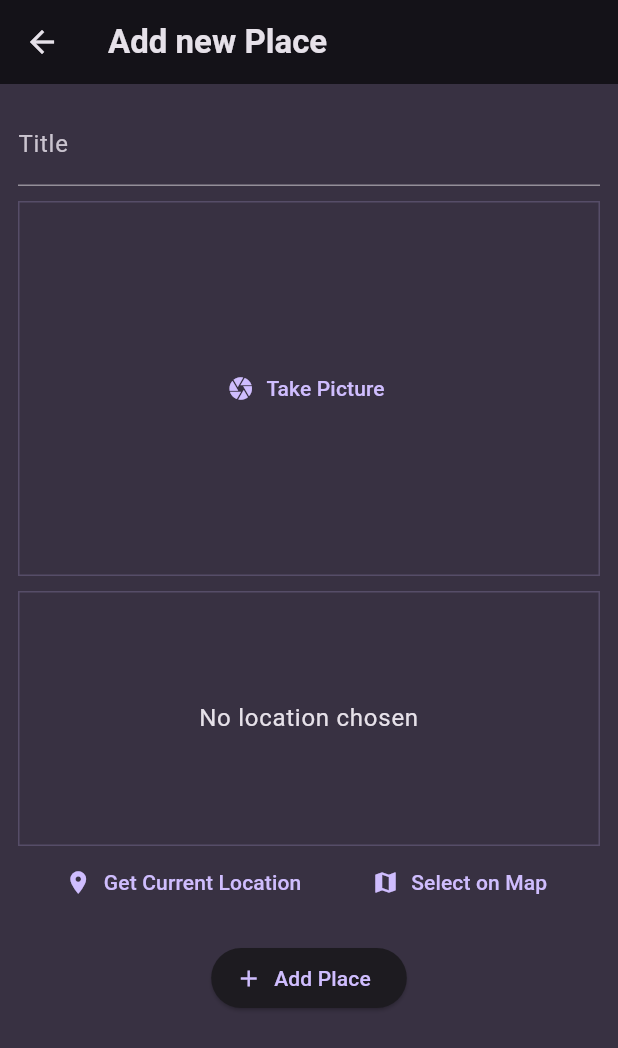
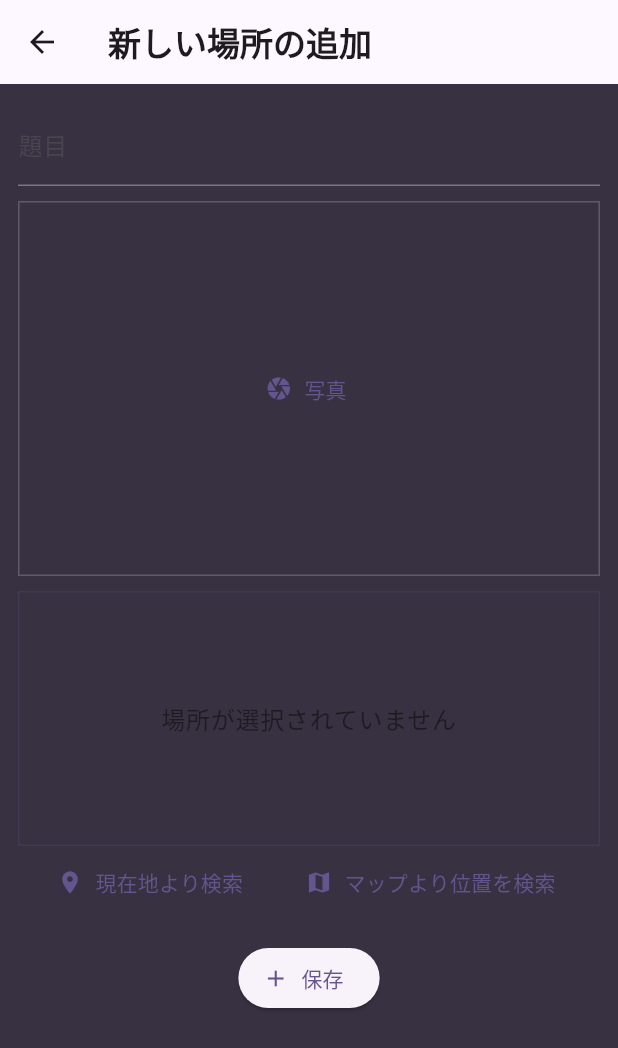
Before and after one commit to rensawamo/flutter-UI, a Flutter app: the screen it shows after launch, after a tap on the "add" icon, on a phone screen of 412 x 824 dp. Shown: the top 1048 px of the screen. Run offline on Flutter 3.47's test engine with Material 3 defaults, Android fonts, the phone set to English and light mode, and no system bars; our stand-ins replace flutter_riverpod, google_fonts, google_maps_flutter, image_picker, location, sqflite and 1 more; missing offline and left inert: dotenv; accounts and stored records are empty; network calls fail.

Commit message:
riverpodと実機完了

```diff
--- a/using_native/lib/main.dart
+++ b/using_native/lib/main.dart
@@ -5,7 +5,7 @@ import 'package:using_native/screens/places.dart';
 
 
 final colorScheme = ColorScheme.fromSeed(
-  brightness: Brightness.dark,
+  brightness: Brightness.light,
   seedColor: const Color.fromARGB(255, 102, 6, 247),
   background: const Color.fromARGB(255, 56, 49, 66),
 );
--- a/using_native/lib/providers/user_places.dart
+++ b/using_native/lib/providers/user_places.dart
@@ -8,6 +8,7 @@ import 'package:sqflite/sqlite_api.dart';
 
 import '../models/place.dart';
 
+// Futureは 非同期を表す
 Future<Database> _getDatabase() async {
   final dbPath = await sql.getDatabasesPath();
   final db = await sql.openDatabase(
@@ -21,11 +22,14 @@ Future<Database> _getDatabase() async {
   return db;
 }
 
+// riverpodで状態管理
+// viewModel関数と考えていいよね
 class UserPlacesNotifier extends StateNotifier<List<Place>> {
   UserPlacesNotifier() : super(const []);
 
   Future<void> loadPlaces() async {
     final db = await _getDatabase();
+    // 'CREATE TABLE user_places table名の指定
     final data = await db.query('user_places');
     final places = data
         .map(
@@ -41,7 +45,6 @@ class UserPlacesNotifier extends StateNotifier<List<Place>> {
           ),
         )
         .toList();
-
     state = places;
   }
 
@@ -62,7 +65,6 @@ class UserPlacesNotifier extends StateNotifier<List<Place>> {
       'lng': newPlace.location.longitude,
       'address': newPlace.location.address,
     });
-
     state = [newPlace, ...state];
   }
 }
--- a/using_native/lib/screens/add_place.dart
+++ b/using_native/lib/screens/add_place.dart
@@ -22,6 +22,7 @@ class _AddPlaceScreenState extends ConsumerState<AddPlaceScreen> {
   File? _selectedImage;
   PlaceLocation? _selectedLocation;
 
+  // 全入力で保存
   void _savePlace() {
     final enteredTitle = _titleController.text;
 
@@ -48,14 +49,14 @@ class _AddPlaceScreenState extends ConsumerState<AddPlaceScreen> {
   Widget build(BuildContext context) {
     return Scaffold(
       appBar: AppBar(
-        title: const Text('Add new Place'),
+        title: const Text('新しい場所の追加'),
       ),
       body: SingleChildScrollView(
         padding: const EdgeInsets.all(12),
         child: Column(
           children: [
             TextField(
-              decoration: const InputDecoration(labelText: 'Title'),
+              decoration: const InputDecoration(labelText: '題目'),
               controller: _titleController,
               style: TextStyle(
                 color: Theme.of(context).colorScheme.onBackground,
@@ -77,7 +78,7 @@ class _AddPlaceScreenState extends ConsumerState<AddPlaceScreen> {
             ElevatedButton.icon(
               onPressed: _savePlace,
               icon: const Icon(Icons.add),
-              label: const Text('Add Place'),
+              label: const Text('保存'),
             ),
           ],
         ),
--- a/using_native/lib/screens/place_detail.dart
+++ b/using_native/lib/screens/place_detail.dart
@@ -14,7 +14,7 @@ class PlaceDetailScreen extends StatelessWidget {
     var geoApi = env["GEO_API"];
     final lat = place.location.latitude;
     final lng = place.location.longitude;
-    return 'https://maps.googleapis.com/maps/api/staticmap?center=$lat,$lng=&zoom=16&size=600x300&maptype=roadmap&markers=color:red%7Clabel:A%7C$lat,$lng&key=AIzaSyCnYKEG6oQv92mh8hidCjnsIZZL9_mhIow';
+    return 'https://maps.googleapis.com/maps/api/staticmap?center=$lat,$lng=&zoom=16&size=600x300&maptype=roadmap&markers=color:red%7Clabel:A%7C$lat,$lng&key=$geoApi';
   }
 
   @override
@@ -31,7 +31,7 @@ class PlaceDetailScreen extends StatelessWidget {
             width: double.infinity,
             height: double.infinity,
           ),
-          Positioned(
+          Positioned( // zstack的な  offset的な 位置指定が可能
             bottom: 0,
             left: 0,
             right: 0,
@@ -49,7 +49,7 @@ class PlaceDetailScreen extends StatelessWidget {
                     );
                   },
                   child: CircleAvatar(
-                    radius: 70,
+                    radius: 70, // 地図を画像として表示できる 非同期写真は  NetworkImageで表示
                     backgroundImage: NetworkImage(locationImage),
                   ),
                 ),
--- a/using_native/lib/screens/places.dart
+++ b/using_native/lib/screens/places.dart
@@ -18,18 +18,18 @@ class _PlacesScreenState extends ConsumerState<PlacesScreen> {
   late Future<void> _placesFuture;
 
   @override
-  void initState() {
+  void initState() { // for feature
     super.initState();
     _placesFuture = ref.read(userPlacesProvider.notifier).loadPlaces();
   }
 
   @override
   Widget build(BuildContext context) {
-    final userPlaces = ref.watch(userPlacesProvider);
+    final userPlaces = ref.watch(userPlacesProvider); // 状態変数より一括取得
 
     return Scaffold(
       appBar: AppBar(
-        title: const Text('Your Places'),
+        title: const Text('場所一覧'),
         actions: [
           IconButton(
             icon: const Icon(Icons.add),
@@ -46,9 +46,9 @@ class _PlacesScreenState extends ConsumerState<PlacesScreen> {
       body: Padding(
         padding: const EdgeInsets.all(8.0),
         child: FutureBuilder(
-          future: _placesFuture,
+          future: _placesFuture, // init関数でデータ挿入
           builder: (context, snapshot) =>
-              snapshot.connectionState == ConnectionState.waiting
+              snapshot.connectionState == ConnectionState.waiting  // init関数に依存
                   ? const Center(child: CircularProgressIndicator())
                   : PlacesList(
                       places: userPlaces,
--- a/using_native/lib/widgets/image_input.dart
+++ b/using_native/lib/widgets/image_input.dart
@@ -17,6 +17,8 @@ class ImageInput extends StatefulWidget {
 class _ImageInputState extends State<ImageInput> {
   File? _selectedImage;
 
+
+  //選択されている状態変数(写真)を更新する関数
   void _takePicture() async {
     final imagePicker = ImagePicker();
     final pickedImage =
@@ -25,19 +27,18 @@ class _ImageInputState extends State<ImageInput> {
     if (pickedImage == null) {
       return;
     }
-
     setState(() {
       _selectedImage = File(pickedImage.path);
     });
 
-    widget.onPickImage(_selectedImage!);
+    widget.onPickImage(_selectedImage!); // 呼び出し側の 状態変数の更新
   }
 
   @override
   Widget build(BuildContext context) {
     Widget content = TextButton.icon(
       icon: const Icon(Icons.camera),
-      label: const Text('Take Picture'),
+      label: const Text('写真'),
       onPressed: _takePicture,
     );
 
@@ -53,11 +54,12 @@ class _ImageInputState extends State<ImageInput> {
       );
     }
 
+    // 上で配置するものを指定して下でサイズ指定
     return Container(
       decoration: BoxDecoration(
         border: Border.all(
           width: 1,
-          color: Theme.of(context).colorScheme.primary.withOpacity(0.2),
+          color: Theme.of(context).colorScheme.onPrimary.withOpacity(0.2),
         ),
       ),
       height: 250,
--- a/using_native/lib/widgets/location_input.dart
+++ b/using_native/lib/widgets/location_input.dart
@@ -36,14 +36,16 @@ class _LocationInputState extends State<LocationInput> {
     var env = DotEnv(includePlatformEnvironment: true)..load(['.env']);
     var geoApi = env["GEO_API"];
 
-    return 'https://maps.googleapis.com/maps/api/staticmap?center=$lat,$lng=&zoom=16&size=600x300&maptype=roadmap&markers=color:red%7Clabel:A%7C$lat,$lng&key=AIzaSyCnYKEG6oQv92mh8hidCjnsIZZL9_mhIow';
+    return 'https://maps.googleapis.com/maps/api/staticmap?center=$lat,$lng=&zoom=16&size=600x300&maptype=roadmap&markers=color:red%7Clabel:A%7C$lat,$lng&key=$geoApi';
   }
+
+  // 元の widgetの current の locationを書き換える関数の実装
 
   Future<void> _savePlace(double latitude, double longitude) async {
     var env = DotEnv(includePlatformEnvironment: true)..load(['.env']);
     var geoApi = env["GEO_API"];
     final url = Uri.parse(
-        'https://maps.googleapis.com/maps/api/geocode/json?latlng=$latitude,$longitude&key=AIzaSyCnYKEG6oQv92mh8hidCjnsIZZL9_mhIow');
+        'https://maps.googleapis.com/maps/api/geocode/json?latlng=$latitude,$longitude&key=$geoApi');
     final response = await http.get(url);
     final resData = json.decode(response.body);
     final address = resData['results'][0]['formatted_address'];
@@ -54,19 +56,19 @@ class _LocationInputState extends State<LocationInput> {
         longitude: longitude,
         address: address,
       );
-      _isGettingLocation = false;
+      _isGettingLocation = false;  // loadingのぐるぐる
     });
 
     widget.onSelectLocation(_pickedLocation!);
   }
 
   void _getCurrentLocation() async {
+
+    // camera permisionの定石
     Location location = Location();
-
     bool serviceEnabled;
     PermissionStatus permissionGranted;
     LocationData locationData;
-
     serviceEnabled = await location.serviceEnabled();
     if (!serviceEnabled) {
       serviceEnabled = await location.requestService();
@@ -74,7 +76,6 @@ class _LocationInputState extends State<LocationInput> {
         return;
       }
     }
-
     permissionGranted = await location.hasPermission();
     if (permissionGranted == PermissionStatus.denied) {
       permissionGranted = await location.requestPermission();
@@ -115,13 +116,14 @@ class _LocationInputState extends State<LocationInput> {
   @override
   Widget build(BuildContext context) {
     Widget previewContent = Text(
-      'No location chosen',
+      '場所が選択されていません',
       textAlign: TextAlign.center,
       style: Theme.of(context).textTheme.bodyLarge!.copyWith(
             color: Theme.of(context).colorScheme.onBackground,
           ),
     );
 
+    //すでに場所が選択されていた場合
     if (_pickedLocation != null) {
       previewContent = Image.network(
         locationImage,
@@ -154,12 +156,12 @@ class _LocationInputState extends State<LocationInput> {
           children: [
             TextButton.icon(
               icon: const Icon(Icons.location_on),
-              label: const Text('Get Current Location'),
+              label: const Text('現在地より検索'),
               onPressed: _getCurrentLocation,
             ),
             TextButton.icon(
               icon: const Icon(Icons.map),
-              label: const Text('Select on Map'),
+              label: const Text('マップより位置を検索'),
               onPressed: _selectOnMap,
             ),
           ],
--- a/using_native/lib/widgets/places_list.dart
+++ b/using_native/lib/widgets/places_list.dart
@@ -8,12 +8,13 @@ class PlacesList extends StatelessWidget {
 
   final List<Place> places;
 
+  // データを加工しないから いきなり buildをつくる
   @override
   Widget build(BuildContext context) {
     if (places.isEmpty) {
       return Center(
         child: Text(
-          'No places added yet',
+          '追加された場所はありません',
           style: Theme.of(context).textTheme.bodyLarge!.copyWith(
                 color: Theme.of(context).colorScheme.onBackground,
               ),
@@ -21,9 +22,12 @@ class PlacesList extends StatelessWidget {
       );
     }
 
+    // flutterでは listの方が予め決まっている
     return ListView.builder(
       itemCount: places.length,
+      // itemBuilderは Swift のfordachてきな感じか
       itemBuilder: (ctx, index) => ListTile(
+
         leading: CircleAvatar(
           radius: 26,
           backgroundImage: FileImage(places[index].image),
@@ -34,6 +38,7 @@ class PlacesList extends StatelessWidget {
                 color: Theme.of(context).colorScheme.onBackground,
               ),
         ),
+        // trailing: Icon(Icons.more_vert),
         subtitle: Text(
           places[index].location.address,
           style: Theme.of(context).textTheme.bodySmall!.copyWith(
@@ -47,6 +52,7 @@ class PlacesList extends StatelessWidget {
             ),
           );
         },
+
       ),
     );
   }
```
Also changed, not shown: 2 other files.
